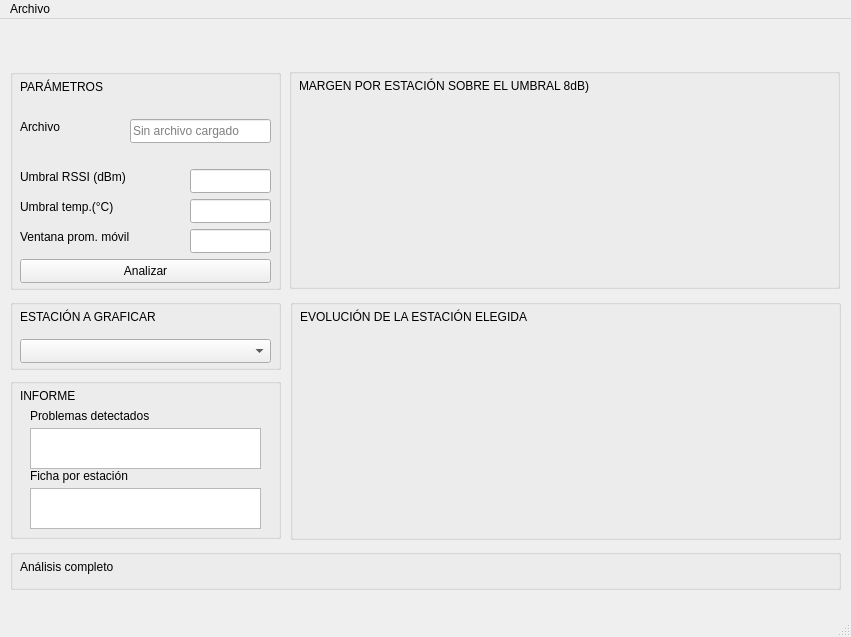
Above: ui/ventana_principal.ui from tiagosamuelcravero-lab/monitor-red before the change. Below: the same form after it.
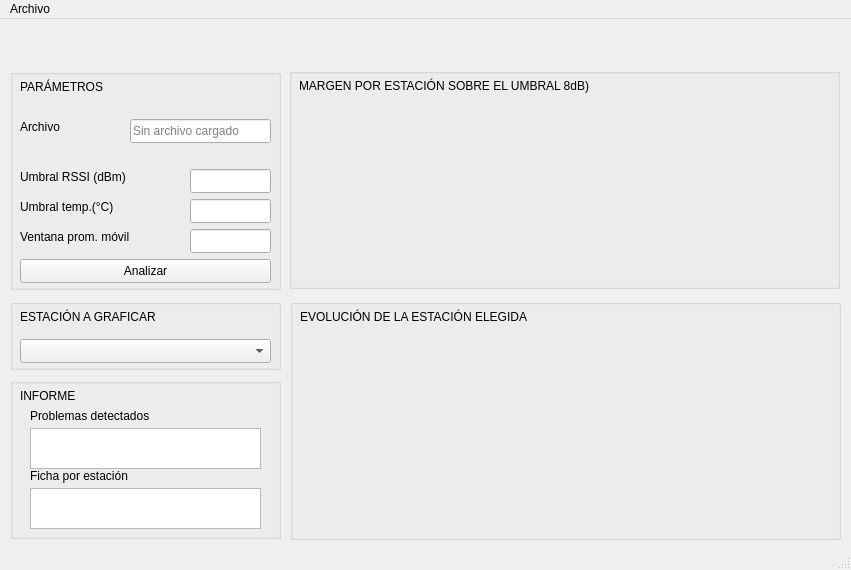
That is the form after the change.

Commit message: Eliminacion de Estado de analisis

```diff
--- a/ui/ventana_principal.ui
+++ b/ui/ventana_principal.ui
@@ -7,7 +7,7 @@
     <x>0</x>
     <y>0</y>
     <width>851</width>
-    <height>637</height>
+    <height>570</height>
    </rect>
   </property>
   <property name="windowTitle">
@@ -316,32 +316,6 @@
      </property>
     </widget>
    </widget>
-   <widget class="QGroupBox" name="groupBox_2">
-    <property name="geometry">
-     <rect>
-      <x>10</x>
-      <y>530</y>
-      <width>831</width>
-      <height>41</height>
-     </rect>
-    </property>
-    <property name="title">
-     <string/>
-    </property>
-    <widget class="QLabel" name="label_parametros_5">
-     <property name="geometry">
-      <rect>
-       <x>10</x>
-       <y>10</y>
-       <width>111</width>
-       <height>16</height>
-      </rect>
-     </property>
-     <property name="text">
-      <string>Análisis completo</string>
-     </property>
-    </widget>
-   </widget>
    <widget class="QGroupBox" name="groupBox_3">
     <property name="geometry">
      <rect>
```
